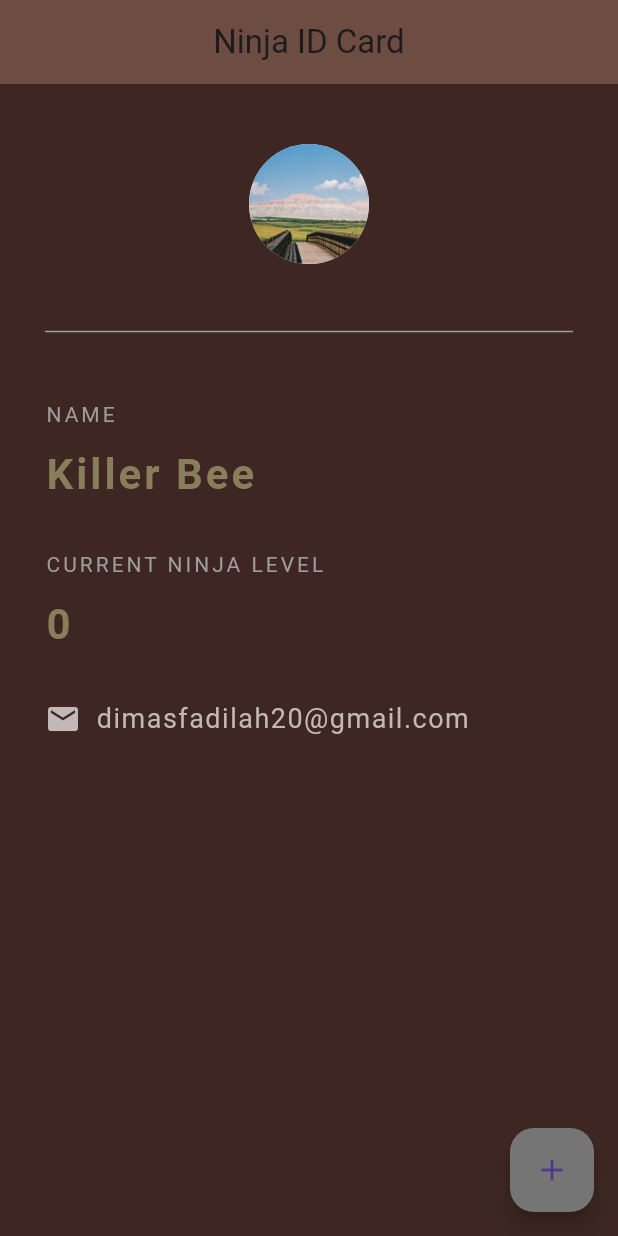
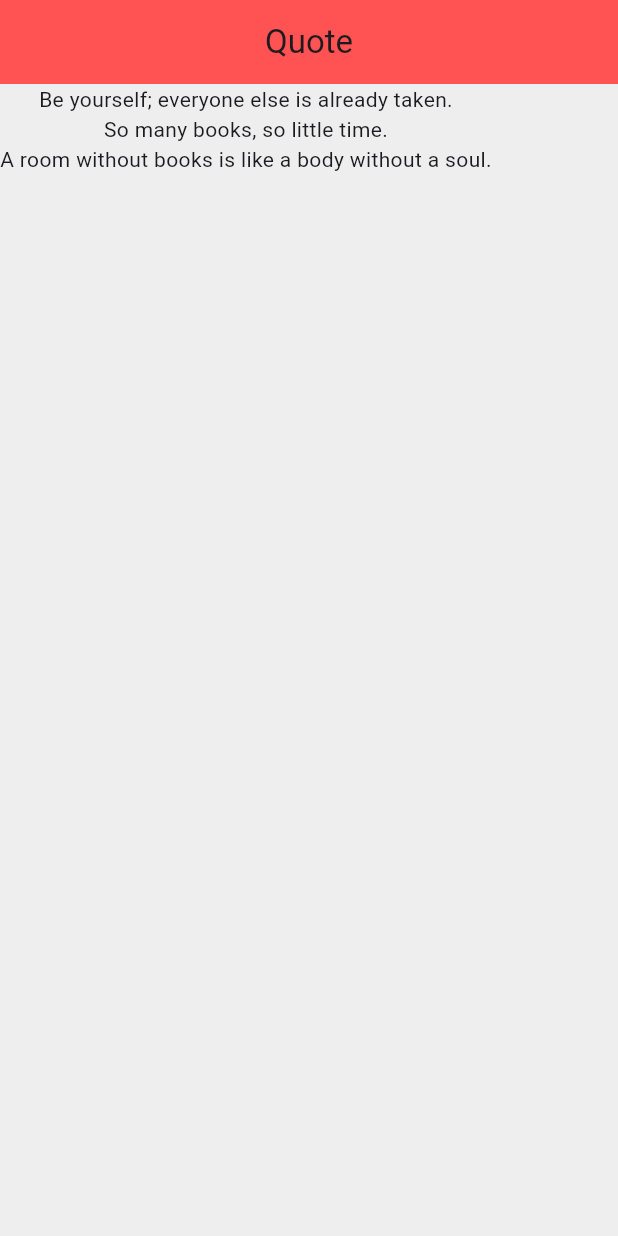
Before and after one commit to dimss113/flutter_tutorial, a Flutter app: the screen it shows after launch, on a phone screen of 412 x 824 dp. Run offline on Flutter 3.47's test engine with Material 3 defaults, Android fonts, the phone set to English and light mode, and no system bars.

Commit message:
feat: implement map on string arrays

```diff
--- a/lib/main.dart
+++ b/lib/main.dart
@@ -5,138 +5,45 @@ import 'package:flutter/widgets.dart';
 
 void main() {
   runApp(const MaterialApp(
-    home: NinjaCard(),
+    home: Quote(),
   ));
 }
 
 // ignore: camel_case_types
-class NinjaCard extends StatefulWidget {
-  const NinjaCard({super.key});
+class Quote extends StatefulWidget {
+  const Quote({super.key});
 
   @override
-  State<NinjaCard> createState() => _NinjaCardState();
+  // ignore: library_private_types_in_public_api
+  _QuoteState createState() => _QuoteState();
 }
 
-class _NinjaCardState extends State<NinjaCard> {
-  int ninjaLevel = 0;
+// ignore: camel_case_types
+class _QuoteState extends State<Quote> {
+
+  List<String> quotes = [
+    'Be yourself; everyone else is already taken.',
+    'So many books, so little time.',
+    'A room without books is like a body without a soul.',
+  ];
 
   @override
   Widget build(BuildContext context) {
     return Scaffold(
-    backgroundColor: Colors.brown[900],
+        backgroundColor: Colors.grey[200],
         appBar: AppBar(
-      title: const Text('Ninja ID Card'),
+          title: const Text('Quote'),
           centerTitle: true,
-      backgroundColor: Colors.brown[600],
-      elevation: 0.0,
+          backgroundColor: Colors.redAccent,
         ),
-    floatingActionButton: FloatingActionButton(
-      onPressed: () {
-        setState(() {
-          ninjaLevel += 1;
-        });
-      },
-      backgroundColor: Colors.grey[600],
-      child: const Icon(Icons.add),
-    ),
-    body:  Padding(
-      padding: const EdgeInsets.fromLTRB(30.0, 40.0, 30.0, 0),
-      child: Column(
-        crossAxisAlignment: CrossAxisAlignment.start,
+        body: Column(
           children: <Widget>[
-          const Center(
-            child: CircleAvatar(
-              backgroundImage: AssetImage('assets/pict_1.jpg'),
-              radius: 40.0,
-            ),
-          ),
-          const Divider(
-            height: 90.0,
-            color: Colors.grey,
-          ),
-          const Text(
-            'NAME',
-            style: TextStyle(
-              color: Colors.grey,
-              letterSpacing: 2.0,
-            ),
-          ),
-          const SizedBox(
-            height: 10.0,
-          ),
-          const Text(
-            'Killer Bee',
-            style: TextStyle(
-              color: Color.fromARGB(255, 136, 126, 92),
-              letterSpacing: 2.0,
-              fontSize: 28.0,
-              fontWeight: FontWeight.bold,
-            ),
-          ),
-          const SizedBox(
-            height: 30.0,
-          ),
-          const Text(
-            'CURRENT NINJA LEVEL',
-            style: TextStyle(
-              color: Colors.grey,
-              letterSpacing: 2.0,
-            ),
-          ),
-          const SizedBox(
-            height: 10.0,
-          ),
-          Text(
-            '$ninjaLevel',
-            style:const  TextStyle(
-              color: Color.fromARGB(255, 136, 126, 92),
-              letterSpacing: 2.0,
-              fontSize: 28.0,
-              fontWeight: FontWeight.bold,
-            ),
-          ),
-          const SizedBox(
-            height: 30.0,
-          ),
-          const Row(
-            children: <Widget>[
-              Icon(
-                Icons.email,
-                color: Color.fromARGB(255, 194, 184, 184),
-              ),
-              SizedBox(
-                width: 10.0,
-              ),
-              Text(
-                'dimasfadilah20@gmail.com',
-                style: TextStyle(
-                  color: Color.fromARGB(255, 194, 184, 184),
-                  fontSize: 18.0,
-                  letterSpacing: 1.0,
-                ),
-              ),
-            ],
+            Column(
+              children: quotes.map((quote) {
+                return Text(quote);
+              }).toList(), // Display the third quote
             )
           ],
-      ),
-    )
-  );
+        ));
   }
 }
-
-class Test extends StatefulWidget {
-  const Test({super.key});
-
-  @override
-  // ignore: library_private_types_in_public_api
-  _TestState createState() => _TestState();
-}
-
-class _TestState extends State<Test> {
-  @override
-  Widget build(BuildContext context) {
-    return Container(
-
-    );
-  }
-}
```
Lines whose indentation alone changed are shown as unchanged.
